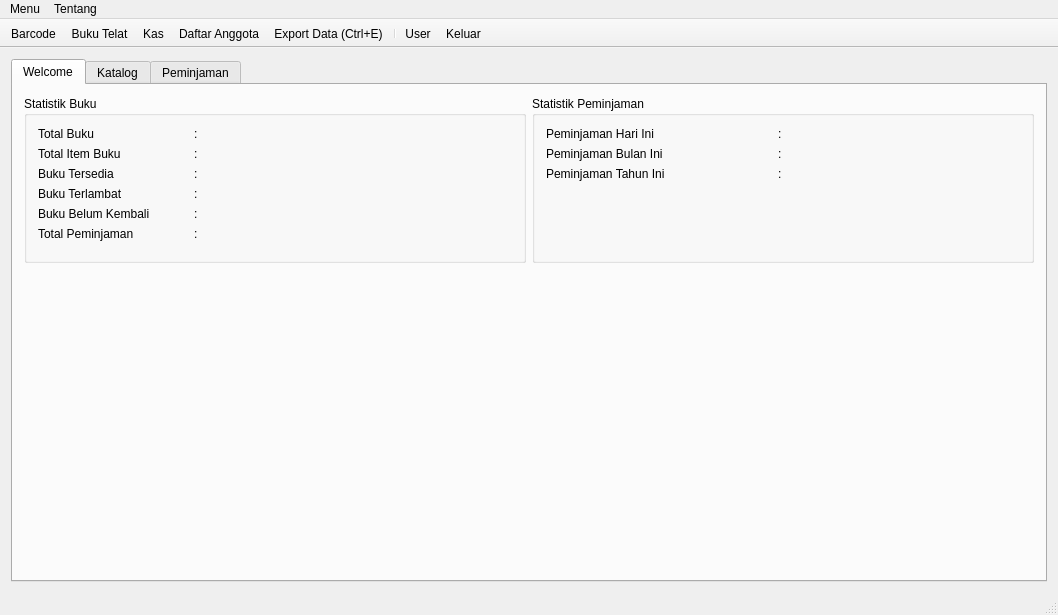
Before: the Qt Designer form sys/utama/utama.ui in suciptoid/SiPUS, drawn with Qt 5.
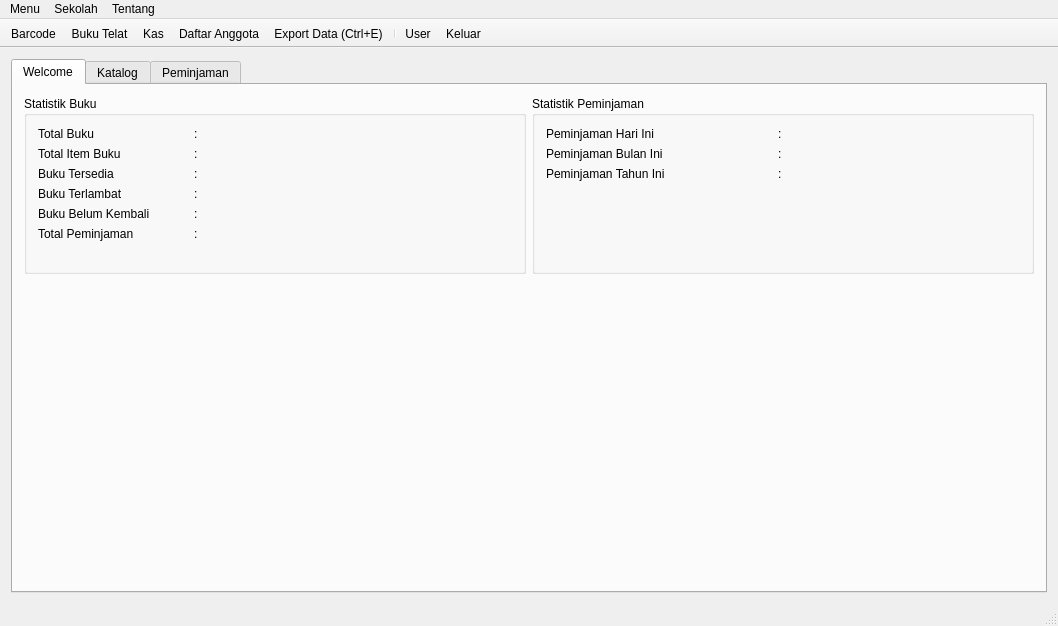
After: the same form once the commit is applied. Icons and pictures are not drawn. Custom widgets are drawn as their Qt base class.

Commit message: Hide chart sebelum fix dikerjakan

Diff of the .ui file:
```diff
--- a/sys/utama/utama.ui
+++ b/sys/utama/utama.ui
@@ -7,7 +7,7 @@
     <x>0</x>
     <y>0</y>
     <width>1058</width>
-    <height>615</height>
+    <height>626</height>
    </rect>
   </property>
   <property name="windowTitle">
@@ -748,7 +748,13 @@
     <addaction name="separator"/>
     <addaction name="actionTentang_Aplikasi"/>
    </widget>
+   <widget class="QMenu" name="menuSekolah">
+    <property name="title">
+     <string>Sekolah</string>
+    </property>
+   </widget>
    <addaction name="menuMenu"/>
+   <addaction name="menuSekolah"/>
    <addaction name="menuTentang"/>
   </widget>
   <widget class="QStatusBar" name="statusBar"/>
```
The commit also changes 1 other file.
